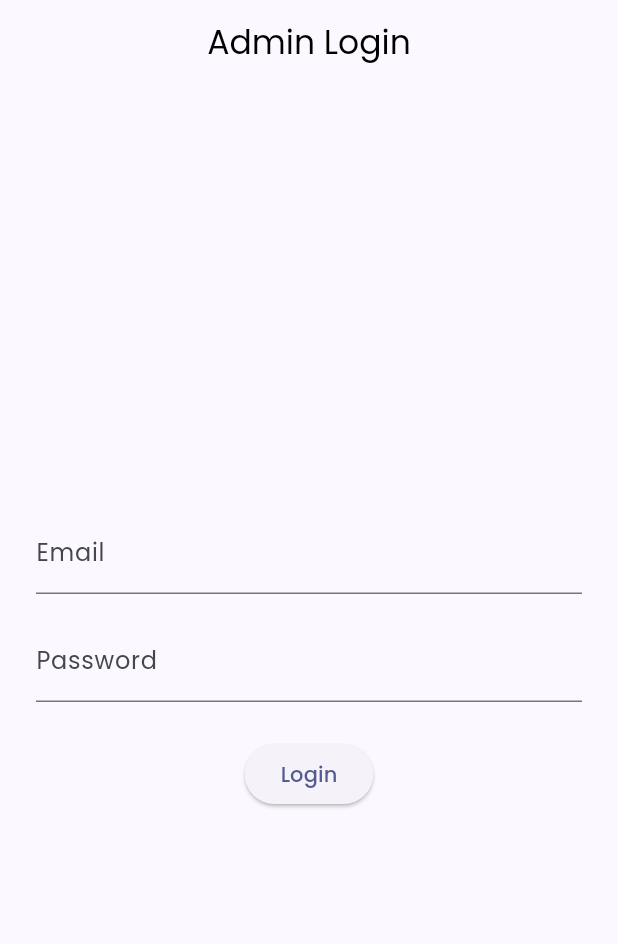
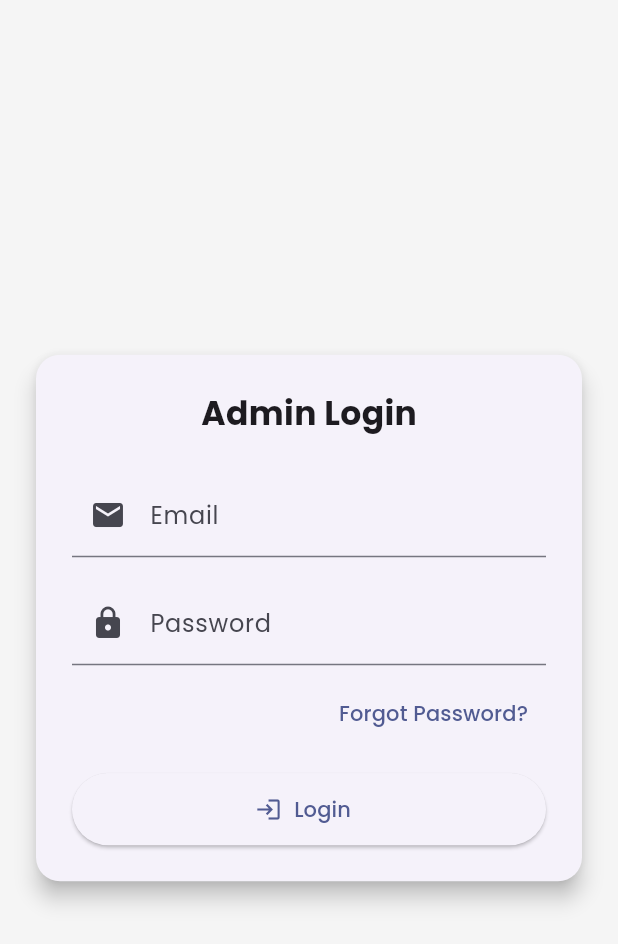
Before and after one commit to bscs23174/rent_a_car, a Flutter app: the screen it shows after launch, on a phone screen of 412 x 824 dp. Shown: the top 944 px of the screen. Run offline on Flutter 3.47's test engine with Material 3 defaults, Android fonts, the phone set to English and light mode, and no system bars; our stand-ins replace cloud_firestore, firebase_auth, firebase_core, google_fonts; accounts and stored records are empty.

Commit message:
Stylish card-centered login UI
Validations with friendly messages

"Forgot Password?" works instantly

Feedback via SnackBar

```diff
--- a/lib/screens/admin/admin_login_screen.dart
+++ b/lib/screens/admin/admin_login_screen.dart
@@ -13,10 +13,14 @@ class _AdminLoginScreenState extends State<AdminLoginScreen> {
   final _emailController = TextEditingController();
   final _passwordController = TextEditingController();
   final _authService = AdminAuthService();
+  final _formKey = GlobalKey<FormState>();
+
   bool _isLoading = false;
   String? _error;
 
   Future<void> _handleLogin() async {
+    if (!_formKey.currentState!.validate()) return;
+
     setState(() {
       _isLoading = true;
       _error = null;
@@ -40,36 +44,95 @@ class _AdminLoginScreenState extends State<AdminLoginScreen> {
     }
   }
 
+  Future<void> _resetPassword() async {
+    final email = _emailController.text.trim();
+
+    if (email.isEmpty) {
+      ScaffoldMessenger.of(context).showSnackBar(
+        const SnackBar(content: Text('Please enter your email first.')),
+      );
+      return;
+    }
+
+    try {
+      await FirebaseAuth.instance.sendPasswordResetEmail(email: email);
+      ScaffoldMessenger.of(context).showSnackBar(
+        const SnackBar(content: Text('Password reset email sent.')),
+      );
+    } catch (e) {
+      ScaffoldMessenger.of(context).showSnackBar(
+        const SnackBar(content: Text('Failed to send reset email.')),
+      );
+    }
+  }
+
   @override
   Widget build(BuildContext context) {
     return Scaffold(
-      appBar: AppBar(title: const Text('Admin Login')),
-      body: Padding(
+      backgroundColor: Colors.grey.shade100,
+      body: Center(
+        child: Card(
+          margin: const EdgeInsets.symmetric(horizontal: 24),
+          elevation: 6,
+          shape: RoundedRectangleBorder(borderRadius: BorderRadius.circular(16)),
+          child: Padding(
             padding: const EdgeInsets.all(24),
+            child: Form(
+              key: _formKey,
               child: Column(
-          mainAxisAlignment: MainAxisAlignment.center,
+                mainAxisSize: MainAxisSize.min,
                 children: [
-            TextField(
+                  const Text(
+                    'Admin Login',
+                    style: TextStyle(fontSize: 22, fontWeight: FontWeight.bold),
+                  ),
+                  const SizedBox(height: 24),
+                  TextFormField(
                     controller: _emailController,
-              decoration: const InputDecoration(labelText: 'Email'),
+                    decoration: const InputDecoration(
+                      labelText: 'Email',
+                      prefixIcon: Icon(Icons.email),
+                    ),
                     keyboardType: TextInputType.emailAddress,
+                    validator: (value) =>
+                    value == null || value.isEmpty ? 'Enter email' : null,
                   ),
                   const SizedBox(height: 16),
-            TextField(
+                  TextFormField(
                     controller: _passwordController,
-              decoration: const InputDecoration(labelText: 'Password'),
                     obscureText: true,
+                    decoration: const InputDecoration(
+                      labelText: 'Password',
+                      prefixIcon: Icon(Icons.lock),
                     ),
-            const SizedBox(height: 24),
+                    validator: (value) =>
+                    value == null || value.isEmpty ? 'Enter password' : null,
+                  ),
+                  const SizedBox(height: 8),
+                  Align(
+                    alignment: Alignment.centerRight,
+                    child: TextButton(
+                      onPressed: _resetPassword,
+                      child: const Text('Forgot Password?'),
+                    ),
+                  ),
+                  const SizedBox(height: 16),
                   if (_error != null)
                     Text(_error!, style: const TextStyle(color: Colors.red)),
                   _isLoading
                       ? const CircularProgressIndicator()
-                : ElevatedButton(
+                      : ElevatedButton.icon(
                     onPressed: _handleLogin,
-              child: const Text('Login'),
+                    icon: const Icon(Icons.login),
+                    label: const Text('Login'),
+                    style: ElevatedButton.styleFrom(
+                      minimumSize: const Size.fromHeight(48),
+                    ),
                   ),
                 ],
+              ),
+            ),
+          ),
         ),
       ),
     );
```
Lines whose indentation alone changed are shown as unchanged.
